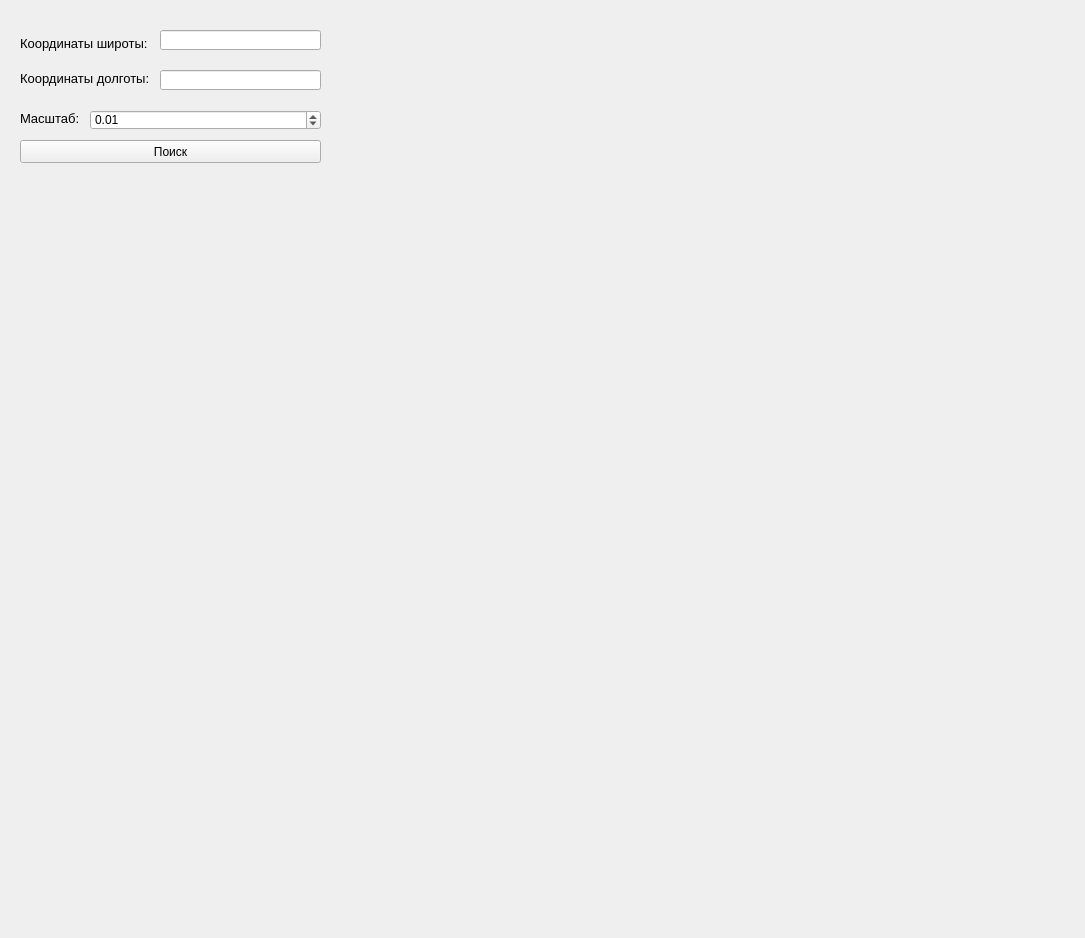
First picture: the form in ui_map.ui, repository alisa345/MapMapMap, before the edit.
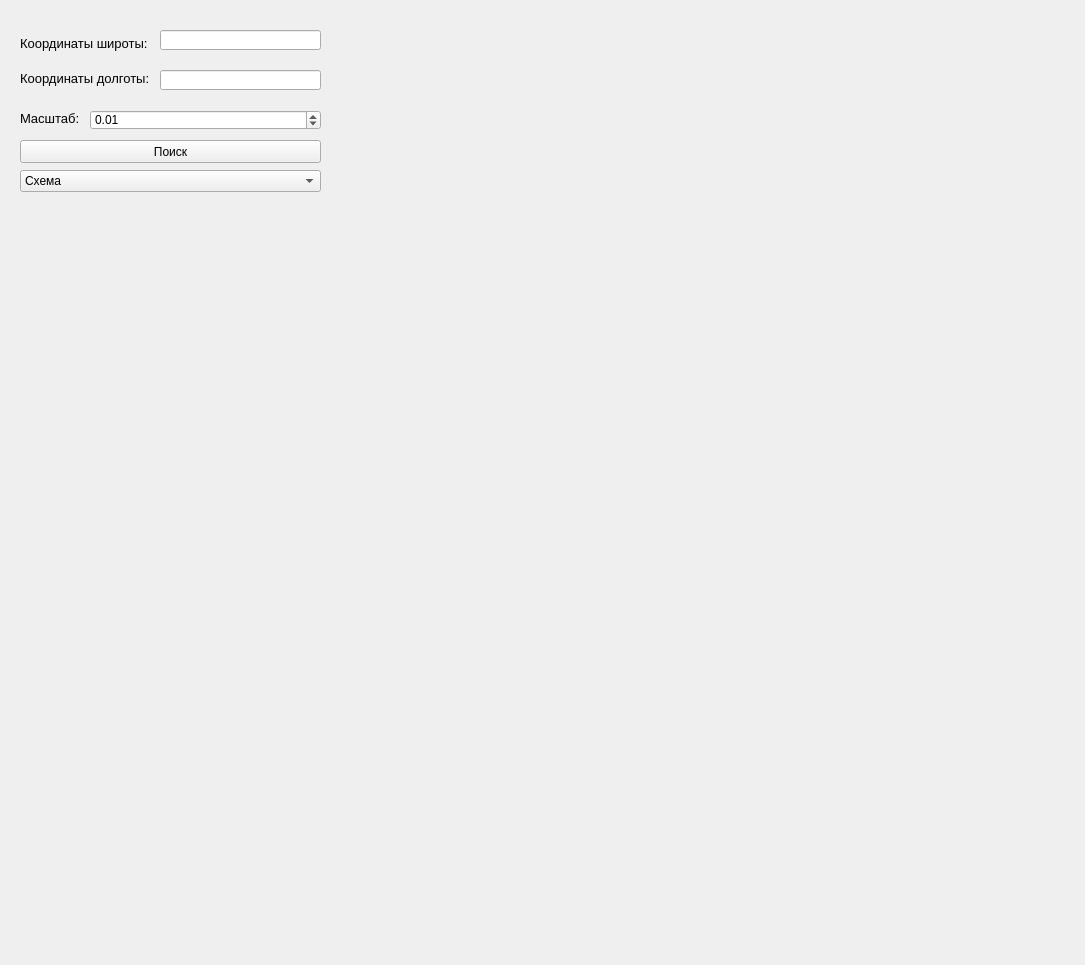
Second picture: the form after the edit.

Commit message: omg not working

The edit to the form file:
```diff
--- a/ui_map.ui
+++ b/ui_map.ui
@@ -7,7 +7,7 @@
     <x>0</x>
     <y>0</y>
     <width>1085</width>
-    <height>938</height>
+    <height>965</height>
    </rect>
   </property>
   <property name="windowTitle">
@@ -91,8 +91,8 @@
   <widget class="QLabel" name="map_lable">
    <property name="geometry">
     <rect>
-     <x>20</x>
-     <y>180</y>
+     <x>10</x>
+     <y>200</y>
      <width>1051</width>
      <height>751</height>
     </rect>
@@ -133,6 +133,46 @@
     <double>0.010000000000000</double>
    </property>
   </widget>
+  <widget class="QComboBox" name="view_combobox">
+   <property name="geometry">
+    <rect>
+     <x>20</x>
+     <y>170</y>
+     <width>301</width>
+     <height>22</height>
+    </rect>
+   </property>
+   <property name="currentText">
+    <string>Схема</string>
+   </property>
+   <property name="currentIndex">
+    <number>0</number>
+   </property>
+   <property name="maxVisibleItems">
+    <number>10</number>
+   </property>
+   <property name="maxCount">
+    <number>232543</number>
+   </property>
+   <property name="duplicatesEnabled">
+    <bool>false</bool>
+   </property>
+   <item>
+    <property name="text">
+     <string>Схема</string>
+    </property>
+   </item>
+   <item>
+    <property name="text">
+     <string>Гибрид</string>
+    </property>
+   </item>
+   <item>
+    <property name="text">
+     <string>Спутник</string>
+    </property>
+   </item>
+  </widget>
  </widget>
  <resources/>
  <connections/>
```
The commit also changes 2 other files.
